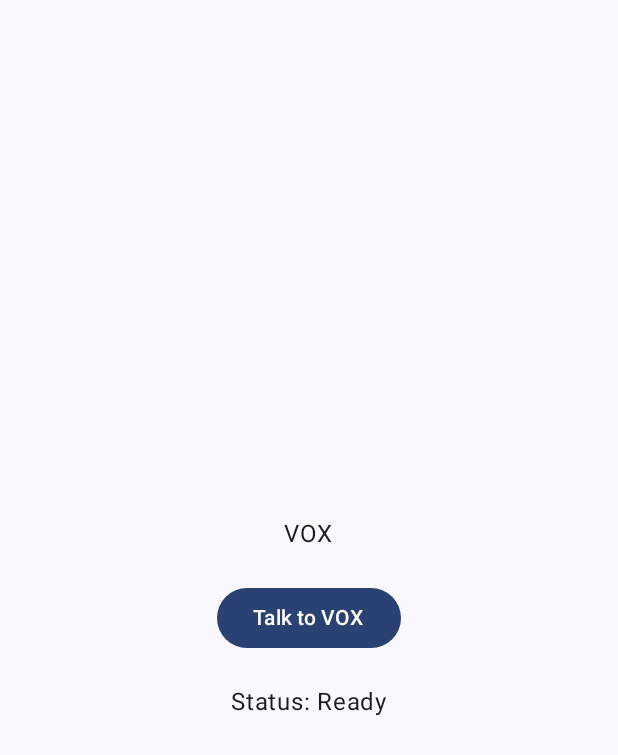
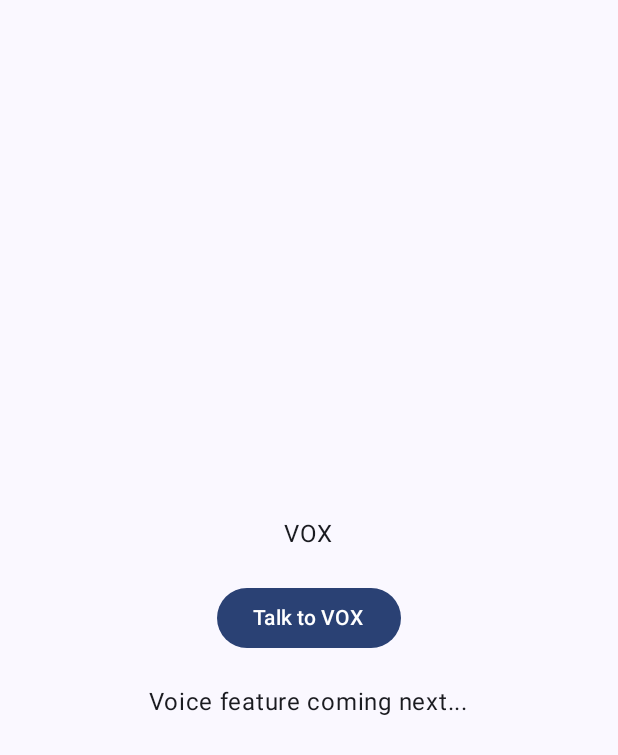
Before and after one commit to Prashi-codes/VOX-partial, an Android app built with Jetpack Compose: the screen it shows after launch (MainActivity), after a tap on "Talk to VOX", on a phone screen of 412 x 824 dp. Shown: the top 755 px of the screen. Run offline under Robolectric (Android 15) with nearby library versions, the phone set to English and light mode, and no system bars.

Commit message:
VOX UI Working

```diff
--- a/app/src/main/AndroidManifest.xml
+++ b/app/src/main/AndroidManifest.xml
@@ -1,7 +1,7 @@
 <?xml version="1.0" encoding="utf-8"?>
 <manifest xmlns:android="http://schemas.android.com/apk/res/android"
     xmlns:tools="http://schemas.android.com/tools">
-
+    <uses-permission android:name="android.permission.RECORD_AUDIO"/>
     <application
         android:allowBackup="true"
         android:dataExtractionRules="@xml/data_extraction_rules"
--- a/app/src/main/java/com/prashi/vox/MainActivity.kt
+++ b/app/src/main/java/com/prashi/vox/MainActivity.kt
@@ -1,5 +1,12 @@
 package com.prashi.vox
 
+import android.content.Intent
+import android.speech.RecognizerIntent
+import androidx.compose.runtime.*
+import androidx.compose.material3.Button
+import androidx.compose.foundation.layout.*
+import androidx.compose.ui.Alignment
+import androidx.compose.ui.unit.dp
 import android.os.Bundle
 import androidx.activity.ComponentActivity
 import androidx.activity.compose.setContent
@@ -12,10 +19,6 @@ import androidx.compose.runtime.Composable
 import androidx.compose.ui.Modifier
 import androidx.compose.ui.tooling.preview.Preview
 import com.prashi.vox.ui.theme.VOXTheme
-import androidx.compose.foundation.layout.*
-import androidx.compose.material3.Button
-import androidx.compose.ui.Alignment
-import androidx.compose.ui.unit.dp
 
 class MainActivity : ComponentActivity() {
     override fun onCreate(savedInstanceState: Bundle?) {
@@ -36,6 +39,11 @@ class MainActivity : ComponentActivity() {
 
 @Composable
 fun Greeting(name: String, modifier: Modifier = Modifier) {
+
+    var spokenText by remember {
+        mutableStateOf("Status: Ready")
+    }
+
     Column(
         modifier = Modifier
             .fillMaxSize()
@@ -44,23 +52,21 @@ fun Greeting(name: String, modifier: Modifier = Modifier) {
         verticalArrangement = Arrangement.Center
     ) {
 
-        Text(
-            text = "VOX"
-        )
+        Text(text = "VOX")
 
         Spacer(modifier = Modifier.height(20.dp))
 
         Button(
-            onClick = { }
+            onClick = {
+                spokenText = "Voice feature coming next..."
+            }
         ) {
             Text("Talk to VOX")
         }
 
         Spacer(modifier = Modifier.height(20.dp))
 
-        Text(
-            text = "Status: Ready"
-        )
+        Text(text = spokenText)
     }
 }
 
```
